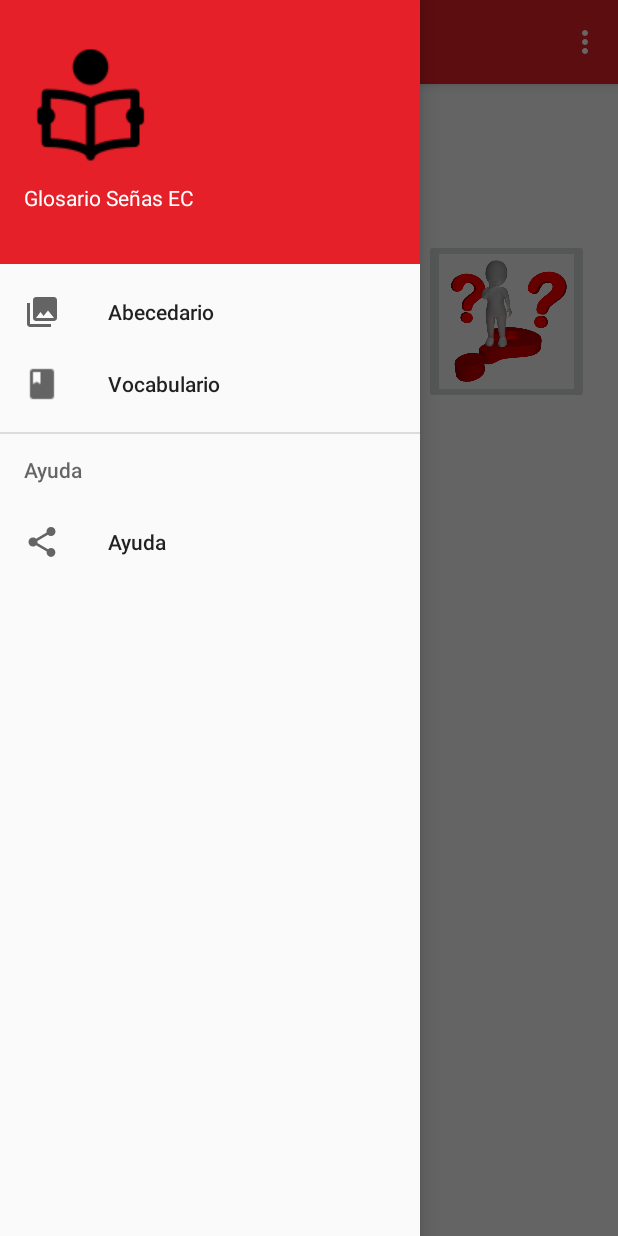
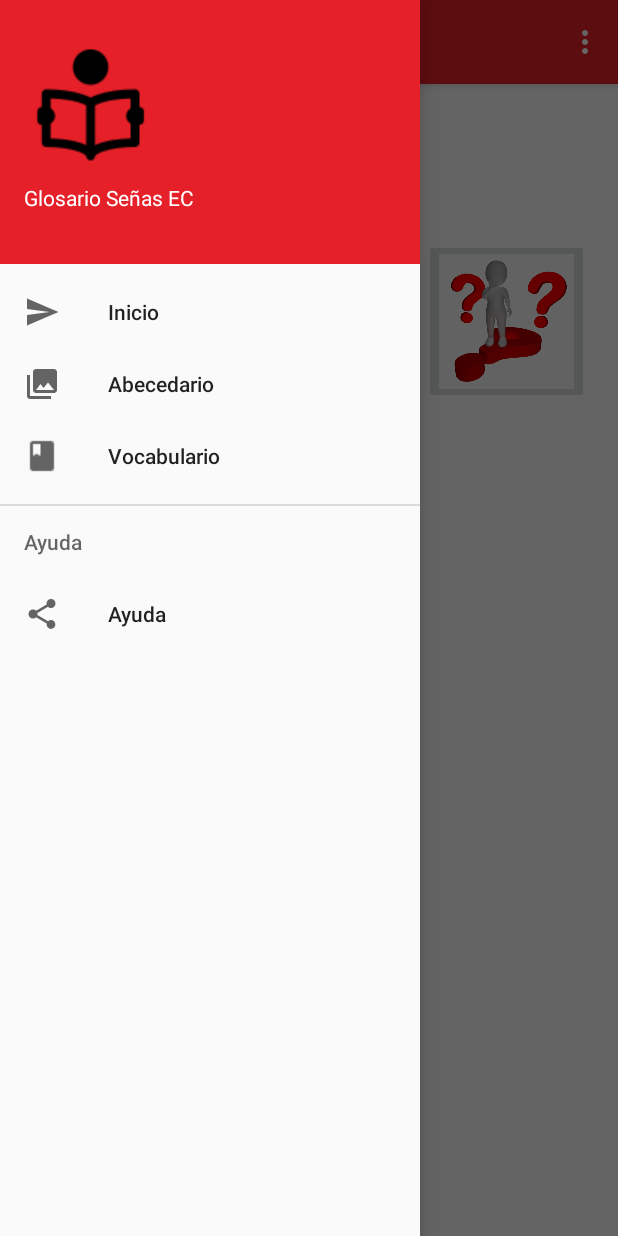
Before and after one commit to mlchicaiza1/ProyectoInvestigacion, an Android app: the screen it shows after launch (Main2Activity), with the side drawer open, on a phone screen of 412 x 824 dp. Run offline under Robolectric (Android 15) with nearby library versions, the phone set to English and light mode, and no system bars.

Commit message:
Archivos multimedia modificados en Abecedario y vocabulario Aumento de boton de inicio en el menu

```diff
--- a/app/src/main/java/com/example/mauro/movilvisionglosariolenguajeseas/Main2Activity.java
+++ b/app/src/main/java/com/example/mauro/movilvisionglosariolenguajeseas/Main2Activity.java
@@ -5,6 +5,7 @@ import android.net.Uri;
 import android.os.Bundle;
 import android.support.v4.app.Fragment;
 import android.support.v4.app.FragmentManager;
+import android.view.MotionEvent;
 import android.view.View;
 import android.support.design.widget.NavigationView;
 import android.support.v4.view.GravityCompat;
@@ -17,6 +18,7 @@ import android.view.MenuItem;
 import android.view.Window;
 import android.view.WindowManager;
 import android.widget.ImageButton;
+import android.widget.ImageView;
 
 import com.example.mauro.movilvisionglosariolenguajeseas.Fragment.deslizadorABCFragment;
 import com.example.mauro.movilvisionglosariolenguajeseas.Fragment.fragment_videos;
@@ -36,6 +38,7 @@ public class Main2Activity extends AppCompatActivity implements NavigationView.O
     FragmentManager fragmentManager1 = getSupportFragmentManager();
     fragment_videos fragmentVideos;
     resultadoPracticaFragment resultadoFragment;
+    ImageView imVolverInicio;
     ImageButton imbtnAbc,imbtnAyuda, imbtnSalir;
     @Override
     protected void onCreate(Bundle savedInstanceState) {
@@ -47,13 +50,13 @@ public class Main2Activity extends AppCompatActivity implements NavigationView.O
         imbtnAbc = (ImageButton) findViewById(R.id.imbtnAbc);
         imbtnAyuda = (ImageButton) findViewById(R.id.imbtnAyuda);
         imbtnSalir = (ImageButton) findViewById(R.id.imbtnSalir);
+        imVolverInicio = (ImageView) findViewById(R.id.imgVolverInicio);
         imbtnPlay.setOnClickListener(new View.OnClickListener() {
             @Override
             public void onClick(View view) {
                 fragment1 = new vocabularioFragment();
                 fragmentSelect1 = true;
                 fragmentManager1.beginTransaction().replace(R.id.content_main, fragment1).commit();
-
             }
         });
 
@@ -138,6 +141,7 @@ public class Main2Activity extends AppCompatActivity implements NavigationView.O
         // as you specify a parent activity in AndroidManifest.xml.
         int id = item.getItemId();
 
+
         //noinspection SimplifiableIfStatement
         if (id == R.id.action_settings) {
             return true;
@@ -152,15 +156,14 @@ public class Main2Activity extends AppCompatActivity implements NavigationView.O
         // Handle navigation view vocabularioClass clicks here.
         DrawerLayout drawer = (DrawerLayout) findViewById(R.id.drawer_layout);
         int id = item.getItemId();
-
         Fragment fragment=null;
-
         boolean fragmentSelect=false;
-
-
         switch (item.getItemId()) {
-
-
+            case R.id.nav_Inicio:
+                Intent intent= new Intent(this,Main2Activity.class);
+                startActivity(intent);
+                fragmentSelect = true;
+                break;
             case R.id.nav_Abecedario:
                 fragment = new deslizadorABCFragment();
                 fragmentSelect = true;
@@ -169,8 +172,6 @@ public class Main2Activity extends AppCompatActivity implements NavigationView.O
                 fragment = new vocabularioFragment();
                 fragmentSelect = true;
                 break;
-
-
             case R.id.nav_Ayuda:
 
                 break;
@@ -183,9 +184,6 @@ public class Main2Activity extends AppCompatActivity implements NavigationView.O
 
             FragmentManager fragmentManager = getSupportFragmentManager();
             fragmentManager.beginTransaction().replace(R.id.content_main, fragment).commit();
-
-
-
         }
 
 
--- a/app/src/main/res/layout/fragment_deslizador_abc.xml
+++ b/app/src/main/res/layout/fragment_deslizador_abc.xml
@@ -25,7 +25,7 @@
             android:layout_height="wrap_content"
             android:layout_alignParentBottom="true"
             android:layout_alignParentStart="true"
-            android:layout_marginLeft="100dp"
+            android:layout_marginLeft="90dp"
             android:orientation="horizontal"
             android:padding="20dp"
             android:scaleType="centerCrop">
--- a/app/src/main/res/layout/nav_header_main2.xml
+++ b/app/src/main/res/layout/nav_header_main2.xml
@@ -14,7 +14,7 @@
     android:theme="@style/ThemeOverlay.AppCompat.Dark">
 
     <ImageView
-        android:id="@+id/imageView"
+        android:id="@+id/imgVolverInicio"
         android:layout_width="wrap_content"
         android:layout_height="wrap_content"
         android:paddingTop="@dimen/nav_header_vertical_spacing"
--- a/app/src/main/res/menu/activity_main2_drawer.xml
+++ b/app/src/main/res/menu/activity_main2_drawer.xml
@@ -4,7 +4,10 @@
     tools:showIn="navigation_view">
 
     <group android:checkableBehavior="single">
-
+        <item
+            android:id="@+id/nav_Inicio"
+            android:icon="@drawable/ic_menu_send"
+            android:title="Inicio" />
         <item
             android:id="@+id/nav_Abecedario"
             android:icon="@drawable/ic_menu_gallery"
```
Also changed, not shown: app/src/main/java/com/example/mauro/movilvisionglosariolenguajeseas/Adaptador/deslizadorAdapter.java (+11 -1 lines), app/src/main/res/drawable/sena_r.png (added), app/src/main/res/drawable/sena_rr.png (added), app/src/main/res/drawable/sena_s.png (added), app/src/main/res/drawable/sena_t.png (added), app/src/main/res/drawable/sena_u.png (added), app/src/main/res/drawable/sena_v.png (added), app/src/main/res/drawable/sena_w.png (added), app/src/main/res/drawable/sena_x.png (added), app/src/main/res/drawable/sena_y.png (added), app/src/main/res/drawable/sena_z.png (added), 1 other file.
